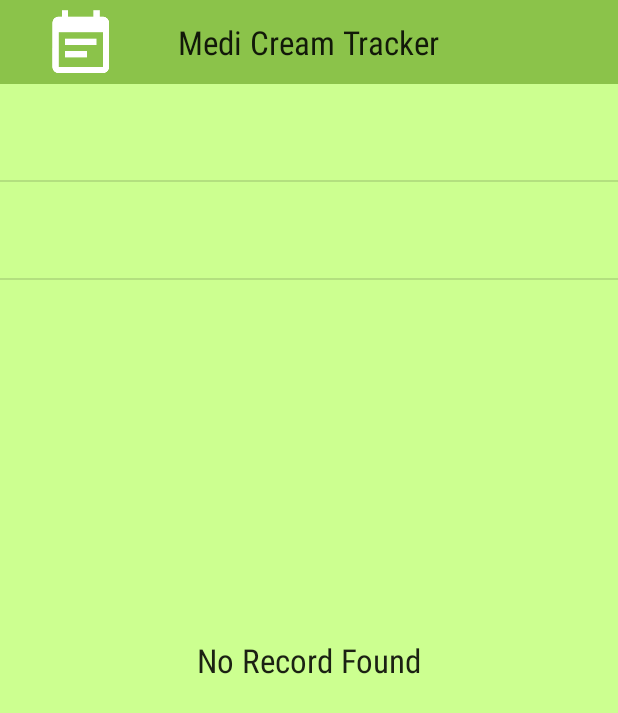
After one commit to Masakore/Capstone-Project, an Android app: the layout widget_medi_tracker.xml on its own in the app's theme, with its tools: preview values and no code run, on a phone screen of 412 x 824 dp. The commit adds this screen. Shown: the top 713 px of the screen. Run offline under Robolectric (Android 15) with nearby library versions, the phone set to English and light mode, and no system bars.

Commit message:
Added widget

```diff
--- /dev/null
+++ b/medicreamtracker/app/src/main/res/layout/widget_medi_list_item.xml
@@ -0,0 +1,46 @@
+<?xml version="1.0" encoding="utf-8"?>
+<LinearLayout
+    xmlns:android="http://schemas.android.com/apk/res/android"
+    android:id="@+id/widget_list_item"
+    android:layout_width="match_parent"
+    android:layout_height="wrap_content"
+    android:minHeight="?android:attr/listPreferredItemHeight"
+    android:orientation="horizontal">
+
+    <TextView
+        android:id="@+id/widget_date"
+        android:layout_width="wrap_content"
+        android:layout_height="wrap_content"
+        android:layout_weight="1"
+        android:layout_gravity="center_vertical"
+        android:fontFamily="sans-serif-light"
+        android:textSize="@dimen/widget_text_size"
+        android:textColor="@color/colorAccent"
+        android:gravity="center"
+        />
+
+    <TextView
+        android:id="@+id/widget_parts"
+        android:layout_width="wrap_content"
+        android:layout_height="wrap_content"
+        android:layout_weight="1"
+        android:layout_gravity="center_vertical"
+        android:fontFamily="sans-serif-light"
+        android:textSize="@dimen/widget_text_size"
+        android:textColor="@color/colorAccent"
+        android:gravity="center"
+        />
+
+    <TextView
+        android:id="@+id/widget_name"
+        android:layout_width="wrap_content"
+        android:layout_height="wrap_content"
+        android:layout_gravity="center_vertical"
+        android:layout_weight="1"
+        android:fontFamily="sans-serif-light"
+        android:textSize="@dimen/widget_text_size"
+        android:textColor="@color/colorAccent"
+        android:gravity="center"
+        />
+
+</LinearLayout>
--- /dev/null
+++ b/medicreamtracker/app/src/main/res/layout/widget_medi_tracker.xml
@@ -0,0 +1,49 @@
+<?xml version="1.0" encoding="utf-8"?>
+<LinearLayout xmlns:android="http://schemas.android.com/apk/res/android"
+              xmlns:tools="http://schemas.android.com/tools"
+              android:orientation="vertical"
+              android:layout_width="match_parent"
+              android:layout_height="match_parent">
+
+    <FrameLayout
+        android:id="@+id/widget"
+        android:layout_width="match_parent"
+        android:layout_height="@dimen/abc_action_bar_default_height_material"
+        android:background="@color/colorPrimary">
+        <ImageView
+            android:layout_width="wrap_content"
+            android:layout_height="wrap_content"
+            android:contentDescription="@string/app_name"
+            android:paddingStart="30dp"
+            android:layout_gravity="center_vertical"
+            android:gravity="left"
+            android:src="@drawable/ic_logo"/>
+        <TextView
+            android:layout_width="wrap_content"
+            android:layout_height="wrap_content"
+            android:layout_gravity="center"
+            android:fontFamily="sans-serif-condensed"
+            android:textAppearance="?android:textAppearanceLarge"
+            android:text="@string/app_name"/>
+    </FrameLayout>
+    <FrameLayout
+        android:layout_width="match_parent"
+        android:layout_height="0dp"
+        android:layout_weight="1"
+        android:background="@color/colorPrimaryLight">
+        <ListView
+            android:id="@+id/widget_listview"
+            android:layout_width="match_parent"
+            android:layout_height="wrap_content"
+            tools:listitem="@layout/widget_medi_list_item"/>
+        <TextView
+            android:id="@+id/widget_empty"
+            android:layout_width="match_parent"
+            android:layout_height="match_parent"
+            android:gravity="center"
+            android:fontFamily="sans-serif-condensed"
+            android:textAppearance="?android:textAppearanceLarge"
+            android:text="@string/empty_record_list"/>
+    </FrameLayout>
+
+</LinearLayout>
--- a/medicreamtracker/app/src/main/res/values/strings.xml
+++ b/medicreamtracker/app/src/main/res/values/strings.xml
@@ -27,7 +27,10 @@
     <string name="main_threedays">3 days ~ 1 week</string>
     <string name="main_oneweek">1 week ~ 3 week</string>
     <string name="main_threeweeks"> 3 weeeks~</string>
-    <string name="widget_title">List of Recent Activity</string>
+
+    //Widget
+    <string name="widget_title">Medi Cream List</string>
+    <string name="empty_record_list">No Record Found</string>
 
 
 </resources>
```
Also changed, not shown: medicreamtracker/app/src/main/AndroidManifest.xml (+14 -1 lines), medicreamtracker/app/src/main/java/com/masakorelab/medicreamtracker/widget/MediWidgetProvider.java (added, +67 -0 lines), medicreamtracker/app/src/main/java/com/masakorelab/medicreamtracker/widget/MediWidgetRemoteViewsService.java (added, +116 -0 lines), medicreamtracker/app/src/main/res/values/dimens.xml (+9 -0 lines), medicreamtracker/app/src/main/res/xml/widget_info.xml (added, +14 -0 lines), medicreamtracker/app/src/main/res/drawable/widget_preview.png (added).
